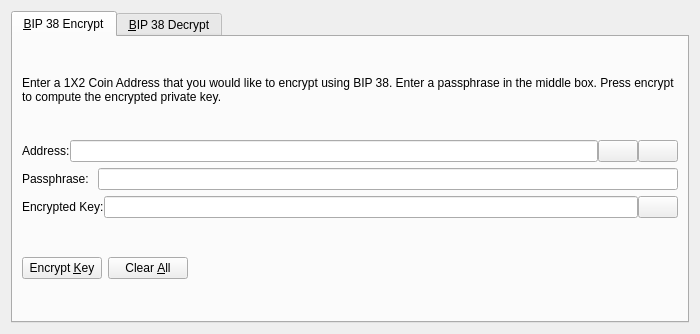
First picture: the form in src/qt/forms/bip38tooldialog.ui, repository waterfallm/1x2coinv2, before the edit.
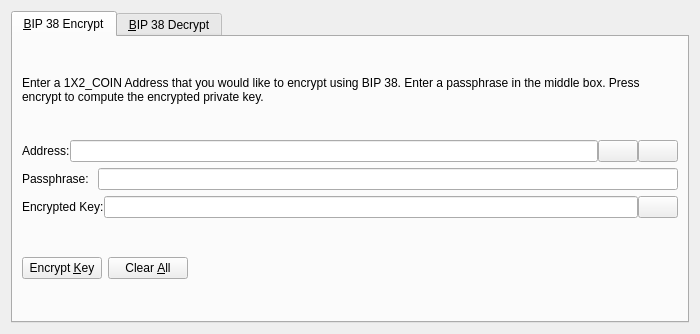
Second picture: the form after the edit. The open tabs and pages were chosen to show the change. Icons and pictures are not drawn. Custom widgets are drawn as their Qt base class.

What changed in the file:
```diff
--- a/src/qt/forms/bip38tooldialog.ui
+++ b/src/qt/forms/bip38tooldialog.ui
@@ -30,7 +30,7 @@
        <item>
         <widget class="QLabel" name="infoLabel_ENC">
          <property name="text">
-          <string>Enter a 1X2 Coin Address that you would like to encrypt using BIP 38. Enter a passphrase in the middle box. Press encrypt to compute the encrypted private key.</string>
+          <string>Enter a 1X2_COIN Address that you would like to encrypt using BIP 38. Enter a passphrase in the middle box. Press encrypt to compute the encrypted private key.</string>
          </property>
          <property name="textFormat">
           <enum>Qt::PlainText</enum>
```
Left out of the diff: 8 changed lines with no effect on the pictures.
